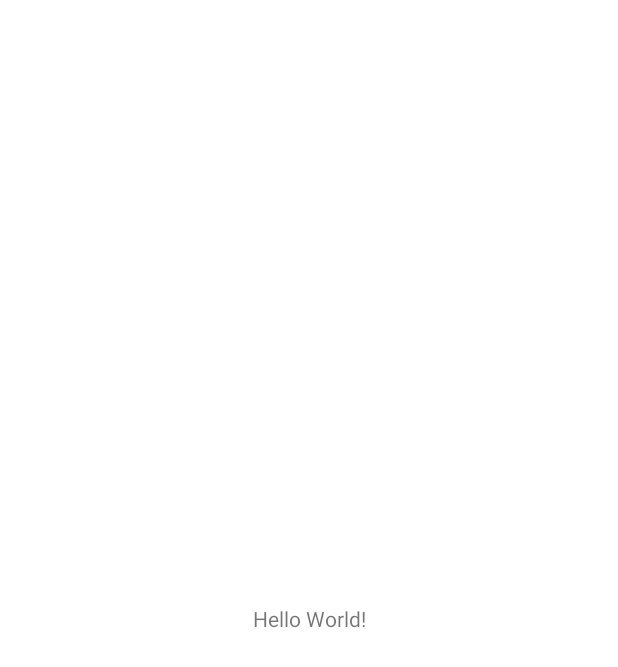
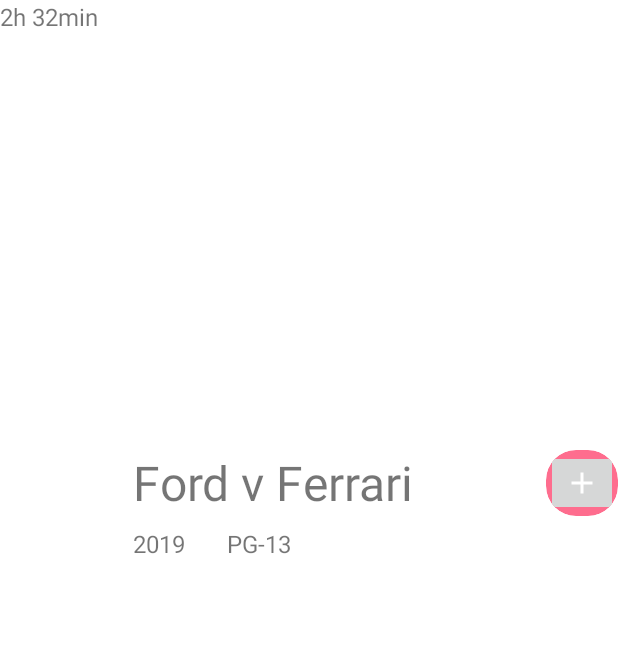
Before and after one commit to iandreyshev/podlodka_code_in_the_dark, an Android app: the screen it shows after launch (MainActivity), on a phone screen of 412 x 824 dp. Before the commit the part shown is almost empty. Shown: the top 667 px of the screen. Run offline under Robolectric (Android 15) with nearby library versions, the phone set to English and light mode, and no system bars.

Commit message:
Тулбар + тайтл

```diff
--- /dev/null
+++ b/app/src/main/res/drawable/ic_add_button.xml
@@ -0,0 +1,9 @@
+<vector xmlns:android="http://schemas.android.com/apk/res/android"
+    android:width="24dp"
+    android:height="24dp"
+    android:viewportWidth="24"
+    android:viewportHeight="24">
+    <path
+        android:fillColor="@android:color/white"
+        android:pathData="M19,13h-6v6h-2v-6H5v-2h6V5h2v6h6v2z" />
+</vector>
--- a/app/src/main/res/layout/activity_main.xml
+++ b/app/src/main/res/layout/activity_main.xml
@@ -1,18 +1,79 @@
 <?xml version="1.0" encoding="utf-8"?>
-<androidx.constraintlayout.widget.ConstraintLayout xmlns:android="http://schemas.android.com/apk/res/android"
+<ScrollView xmlns:android="http://schemas.android.com/apk/res/android"
     xmlns:app="http://schemas.android.com/apk/res-auto"
     xmlns:tools="http://schemas.android.com/tools"
     android:layout_width="match_parent"
     android:layout_height="match_parent"
     tools:context=".MainActivity">
 
-    <TextView
-        android:layout_width="wrap_content"
+    <androidx.constraintlayout.widget.ConstraintLayout
+        android:layout_width="match_parent"
         android:layout_height="wrap_content"
-        android:text="Hello World!"
-        app:layout_constraintBottom_toBottomOf="parent"
-        app:layout_constraintLeft_toLeftOf="parent"
-        app:layout_constraintRight_toRightOf="parent"
-        app:layout_constraintTop_toTopOf="parent" />
+        tools:context=".MainActivity">
 
-</androidx.constraintlayout.widget.ConstraintLayout>
+        <FrameLayout
+            android:id="@+id/imageMock"
+            android:layout_width="0dp"
+            android:layout_height="300dp"
+            app:layout_constraintEnd_toEndOf="parent"
+            app:layout_constraintStart_toStartOf="parent"
+            app:layout_constraintTop_toTopOf="parent" />
+
+        <TextView
+            android:id="@+id/title"
+            android:layout_width="wrap_content"
+            android:layout_height="wrap_content"
+            android:layout_marginHorizontal="@dimen/grid_step_8"
+            android:maxLines="2"
+            android:text="Ford v Ferrari"
+            android:textSize="32sp"
+            app:layout_constraintEnd_toStartOf="@id/addButton"
+            app:layout_constraintStart_toStartOf="parent"
+            app:layout_constraintTop_toBottomOf="@id/imageMock" />
+
+        <TextView
+            android:id="@+id/date"
+            android:layout_width="wrap_content"
+            android:layout_height="wrap_content"
+            android:layout_marginTop="8dp"
+            android:text="2019"
+            android:textSize="16sp"
+            app:layout_constraintStart_toStartOf="@id/title"
+            app:layout_constraintTop_toBottomOf="@id/title" />
+
+        <TextView
+            android:id="@+id/age"
+            android:layout_width="wrap_content"
+            android:layout_height="wrap_content"
+            android:layout_marginStart="28dp"
+            android:text="PG-13"
+            android:textSize="16sp"
+            app:layout_constraintStart_toEndOf="@id/date"
+            app:layout_constraintTop_toTopOf="@id/date" />
+
+        <TextView
+            android:layout_width="wrap_content"
+            android:layout_height="wrap_content"
+            android:text="2h 32min"
+            android:textSize="16sp" />
+
+        <androidx.cardview.widget.CardView
+            android:id="@+id/addButton"
+            android:layout_width="wrap_content"
+            android:layout_height="wrap_content"
+            app:cardBackgroundColor="#FE6D8E"
+            app:cardCornerRadius="20dp"
+            app:cardElevation="0dp"
+            app:layout_constraintEnd_toEndOf="parent"
+            app:layout_constraintTop_toTopOf="@id/title">
+
+            <ImageButton
+                android:layout_width="match_parent"
+                android:layout_height="match_parent"
+                app:srcCompat="@drawable/ic_add_button" />
+
+        </androidx.cardview.widget.CardView>
+
+    </androidx.constraintlayout.widget.ConstraintLayout>
+
+</ScrollView>
--- /dev/null
+++ b/app/src/main/res/values/dimens.xml
@@ -0,0 +1,15 @@
+<?xml version="1.0" encoding="utf-8"?>
+<resources>
+    <dimen name="grid_step_1">4dp</dimen>
+    <dimen name="grid_step_2">8dp</dimen>
+    <dimen name="grid_step_3">12dp</dimen>
+    <dimen name="grid_step_4">16dp</dimen>
+    <dimen name="grid_step_5">20dp</dimen>
+    <dimen name="grid_step_6">24dp</dimen>
+    <dimen name="grid_step_7">28dp</dimen>
+    <dimen name="grid_step_8">32dp</dimen>
+    <dimen name="grid_step_9">36dp</dimen>
+    <dimen name="grid_step_10">40dp</dimen>
+    <dimen name="grid_step_11">44dp</dimen>
+    <dimen name="grid_step_12">48dp</dimen>
+</resources>
```
